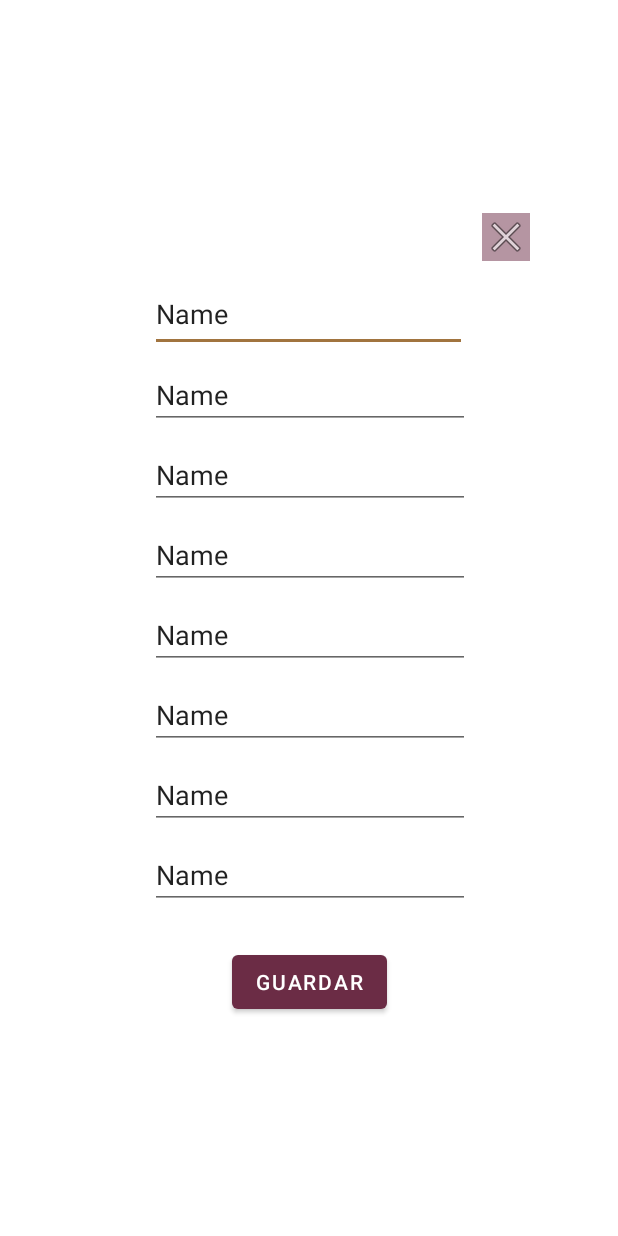
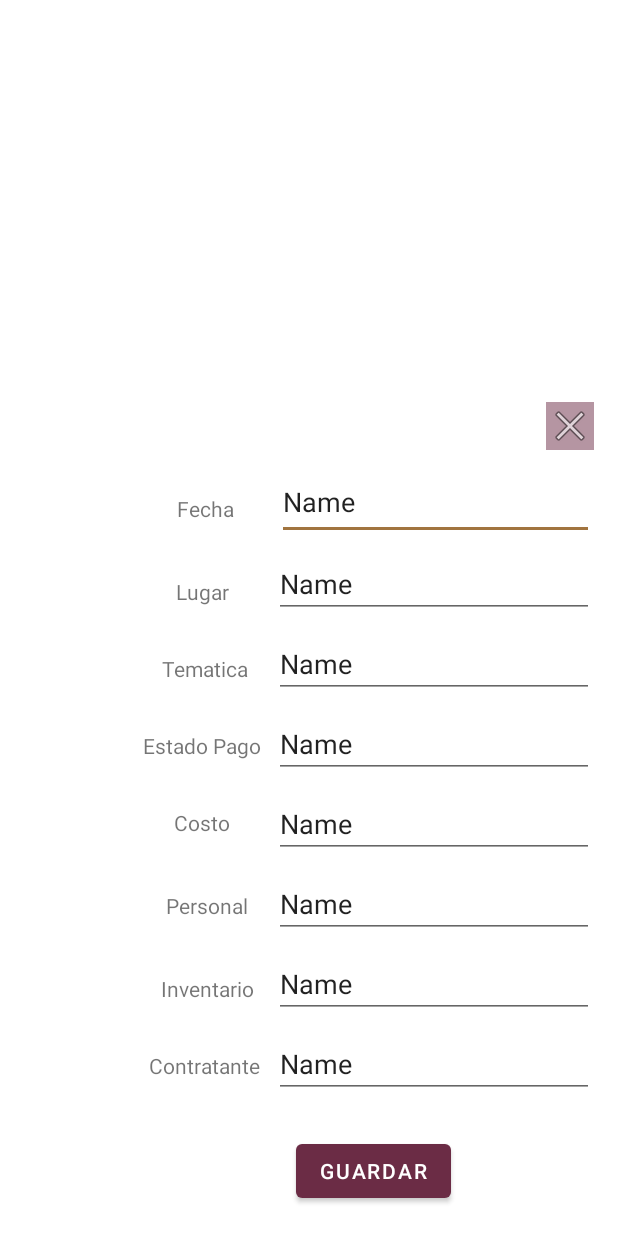
Before and after one commit to david-pi3141/CamellapFinal, an Android app: the layout informacion_evento.xml on its own in the app's theme, with its tools: preview values and no code run, on a phone screen of 412 x 824 dp. Run offline under Robolectric (Android 15) with nearby library versions, the phone set to English and light mode, and no system bars.

Commit message:
Completar el cuadro de dialogo de mostrar evento. Colocar en el cudro de dialogo de crear evento el boton para crear contratante.

```diff
--- a/app/src/main/java/com/example/camellap/ViewModel/Gerente.java
+++ b/app/src/main/java/com/example/camellap/ViewModel/Gerente.java
@@ -30,7 +30,7 @@ public class Gerente {
         this.nombre = nombre;
     }
     //metodos
-    public void nuevoEvento(float costo, String lugar, String tematica, String fecha){
+    public void nuevoEvento(int costo, String lugar, String tematica, String fecha){
         eventos.add(new ClaseEvento(costo,lugar,tematica,fecha));
         Log.d("ActivityMain","Hola");
     }
--- a/app/src/main/java/com/example/camellap/ui/MainActivity.java
+++ b/app/src/main/java/com/example/camellap/ui/MainActivity.java
@@ -42,7 +42,7 @@ public class MainActivity extends AppCompatActivity {
         setContentView(binding.getRoot());
 
         setSupportActionBar(binding.appBarMain.barra);
-        binding.appBarMain.fab.setOnClickListener(new View.OnClickListener() {
+        binding.appBarMain.nuevoevento.setOnClickListener(new View.OnClickListener() {
             @Override
             public void onClick(View view) {
                 Snackbar.make(view, "Crear Evento", Snackbar.LENGTH_LONG)
--- a/app/src/main/java/com/example/camellap/ui/camellap/HomeFragment.java
+++ b/app/src/main/java/com/example/camellap/ui/camellap/HomeFragment.java
@@ -38,7 +38,7 @@ public class HomeFragment extends Fragment {
                 Toast.makeText(contexto.getContext(),fecha,Toast.LENGTH_SHORT).show();
                 for (int i = 0; i<gerente.eventos.size();i++){
                     if(gerente.eventos.get(i).getFecha().equals(fecha)){
-                        new cuadroMostrarEditarEvento(contexto.getContext());
+                        new cuadroMostrarEditarEvento(contexto.getContext(), gerente.eventos.get(i));
                         break;
                     }
                 }
--- a/app/src/main/res/layout/app_bar_main.xml
+++ b/app/src/main/res/layout/app_bar_main.xml
@@ -25,7 +25,7 @@
         layout="@layout/content_main" />
 
     <com.google.android.material.floatingactionbutton.FloatingActionButton
-        android:id="@+id/fab"
+        android:id="@+id/nuevoevento"
         android:layout_width="wrap_content"
         android:layout_height="wrap_content"
         android:layout_gravity="bottom|end"
--- a/app/src/main/res/layout/informacion_evento.xml
+++ b/app/src/main/res/layout/informacion_evento.xml
@@ -10,8 +10,10 @@
         android:layout_height="572dp"
         app:layout_constraintBottom_toBottomOf="parent"
         app:layout_constraintEnd_toEndOf="parent"
+        app:layout_constraintHorizontal_bias="1.0"
         app:layout_constraintStart_toStartOf="parent"
-        app:layout_constraintTop_toTopOf="parent">
+        app:layout_constraintTop_toTopOf="parent"
+        app:layout_constraintVertical_bias="1.0">
 
         <Button
             android:id="@+id/guardar"
@@ -29,99 +31,98 @@
             android:layout_width="211dp"
             android:layout_height="50dp"
             android:layout_marginTop="16dp"
+            android:layout_marginEnd="16dp"
             android:ems="10"
             android:inputType="textPersonName"
             android:text="Name"
             app:layout_constraintBottom_toTopOf="@+id/lugarevento"
             app:layout_constraintEnd_toEndOf="parent"
-            app:layout_constraintHorizontal_bias="0.495"
-            app:layout_constraintStart_toStartOf="parent"
             app:layout_constraintTop_toTopOf="parent"
-            app:layout_constraintVertical_bias="0.879" />
+            app:layout_constraintVertical_bias="0.862" />
 
         <EditText
             android:id="@+id/lugarevento"
             android:layout_width="wrap_content"
             android:layout_height="wrap_content"
+            android:layout_marginEnd="16dp"
             android:layout_marginBottom="8dp"
             android:ems="10"
             android:inputType="textPersonName"
             android:text="Name"
             app:layout_constraintBottom_toTopOf="@+id/tematicaevento"
-            app:layout_constraintEnd_toEndOf="parent"
-            app:layout_constraintStart_toStartOf="parent" />
+            app:layout_constraintEnd_toEndOf="parent" />
 
         <EditText
             android:id="@+id/tematicaevento"
             android:layout_width="wrap_content"
             android:layout_height="wrap_content"
+            android:layout_marginEnd="16dp"
             android:layout_marginBottom="8dp"
             android:ems="10"
             android:inputType="textPersonName"
             android:text="Name"
             app:layout_constraintBottom_toTopOf="@+id/estadopagoevento"
-            app:layout_constraintEnd_toEndOf="parent"
-            app:layout_constraintStart_toStartOf="parent" />
+            app:layout_constraintEnd_toEndOf="parent" />
 
         <EditText
             android:id="@+id/estadopagoevento"
             android:layout_width="wrap_content"
             android:layout_height="wrap_content"
+            android:layout_marginEnd="16dp"
             android:layout_marginBottom="8dp"
             android:ems="10"
             android:inputType="textPersonName"
             android:text="Name"
             app:layout_constraintBottom_toTopOf="@+id/costoevento"
-            app:layout_constraintEnd_toEndOf="parent"
-            app:layout_constraintStart_toStartOf="parent" />
+            app:layout_constraintEnd_toEndOf="parent" />
 
         <EditText
             android:id="@+id/costoevento"
             android:layout_width="wrap_content"
             android:layout_height="wrap_content"
+            android:layout_marginEnd="16dp"
             android:layout_marginBottom="8dp"
             android:ems="10"
             android:inputType="textPersonName"
             android:text="Name"
             app:layout_constraintBottom_toTopOf="@+id/personalevento"
-            app:layout_constraintEnd_toEndOf="parent"
-            app:layout_constraintStart_toStartOf="parent" />
+            app:layout_constraintEnd_toEndOf="parent" />
 
         <EditText
             android:id="@+id/personalevento"
             android:layout_width="wrap_content"
             android:layout_height="wrap_content"
+            android:layout_marginEnd="16dp"
             android:layout_marginBottom="8dp"
             android:ems="10"
             android:inputType="textPersonName"
             android:text="Name"
             app:layout_constraintBottom_toTopOf="@+id/inventarioevento"
-            app:layout_constraintEnd_toEndOf="parent"
-            app:layout_constraintStart_toStartOf="parent" />
+            app:layout_constraintEnd_toEndOf="parent" />
 
         <EditText
             android:id="@+id/inventarioevento"
             android:layout_width="wrap_content"
             android:layout_height="wrap_content"
+            android:layout_marginEnd="16dp"
             android:layout_marginBottom="8dp"
             android:ems="10"
             android:inputType="textPersonName"
             android:text="Name"
             app:layout_constraintBottom_toTopOf="@+id/contratanteevento"
-            app:layout_constraintEnd_toEndOf="parent"
-            app:layout_constraintStart_toStartOf="parent" />
+            app:layout_constraintEnd_toEndOf="parent" />
 
         <EditText
             android:id="@+id/contratanteevento"
             android:layout_width="wrap_content"
             android:layout_height="wrap_content"
+            android:layout_marginEnd="16dp"
             android:layout_marginBottom="92dp"
             android:ems="10"
             android:inputType="textPersonName"
             android:text="Name"
             app:layout_constraintBottom_toBottomOf="parent"
-            app:layout_constraintEnd_toEndOf="parent"
-            app:layout_constraintStart_toStartOf="parent" />
+            app:layout_constraintEnd_toEndOf="parent" />
 
         <ImageButton
             android:id="@+id/salir"
@@ -134,5 +135,92 @@
             app:layout_constraintTop_toTopOf="parent"
             app:srcCompat="@android:drawable/ic_menu_close_clear_cancel" />
 
+        <TextView
+            android:id="@+id/textView2"
+            android:layout_width="wrap_content"
+            android:layout_height="wrap_content"
+            android:text="Fecha"
+            app:layout_constraintBottom_toTopOf="@+id/textView3"
+            app:layout_constraintEnd_toStartOf="@+id/fechaevento"
+            app:layout_constraintHorizontal_bias="0.524"
+            app:layout_constraintStart_toStartOf="parent"
+            app:layout_constraintTop_toTopOf="parent"
+            app:layout_constraintVertical_bias="0.681" />
+
+        <TextView
+            android:id="@+id/textView3"
+            android:layout_width="wrap_content"
+            android:layout_height="wrap_content"
+            android:layout_marginBottom="32dp"
+            android:text="@string/lugar"
+            app:layout_constraintBottom_toTopOf="@+id/textView4"
+            app:layout_constraintEnd_toStartOf="@+id/lugarevento"
+            app:layout_constraintHorizontal_bias="0.507"
+            app:layout_constraintStart_toStartOf="parent" />
+
+        <TextView
+            android:id="@+id/textView4"
+            android:layout_width="wrap_content"
+            android:layout_height="wrap_content"
+            android:layout_marginBottom="32dp"
+            android:text="@string/tematica"
+            app:layout_constraintBottom_toTopOf="@+id/textView5"
+            app:layout_constraintEnd_toStartOf="@+id/tematicaevento"
+            app:layout_constraintHorizontal_bias="0.558"
+            app:layout_constraintStart_toStartOf="parent" />
+
+        <TextView
+            android:id="@+id/textView5"
+            android:layout_width="wrap_content"
+            android:layout_height="wrap_content"
+            android:layout_marginBottom="32dp"
+            android:text="Estado Pago"
+            app:layout_constraintBottom_toTopOf="@+id/textView6"
+            app:layout_constraintEnd_toStartOf="@+id/estadopagoevento"
+            app:layout_constraintStart_toStartOf="parent" />
+
+        <TextView
+            android:id="@+id/textView6"
+            android:layout_width="wrap_content"
+            android:layout_height="wrap_content"
+            android:layout_marginBottom="36dp"
+            android:text="@string/costo"
+            app:layout_constraintBottom_toTopOf="@+id/textView7"
+            app:layout_constraintEnd_toStartOf="@+id/costoevento"
+            app:layout_constraintStart_toStartOf="parent" />
+
+        <TextView
+            android:id="@+id/textView7"
+            android:layout_width="wrap_content"
+            android:layout_height="wrap_content"
+            android:layout_marginBottom="36dp"
+            android:text="Personal"
+            app:layout_constraintBottom_toTopOf="@+id/textView8"
+            app:layout_constraintEnd_toStartOf="@+id/personalevento"
+            app:layout_constraintHorizontal_bias="0.586"
+            app:layout_constraintStart_toStartOf="parent" />
+
+        <TextView
+            android:id="@+id/textView8"
+            android:layout_width="wrap_content"
+            android:layout_height="wrap_content"
+            android:layout_marginBottom="32dp"
+            android:text="@string/menu_inventario"
+            app:layout_constraintBottom_toTopOf="@+id/textView9"
+            app:layout_constraintEnd_toStartOf="@+id/inventarioevento"
+            app:layout_constraintHorizontal_bias="0.615"
+            app:layout_constraintStart_toStartOf="parent" />
+
+        <TextView
+            android:id="@+id/textView9"
+            android:layout_width="wrap_content"
+            android:layout_height="wrap_content"
+            android:layout_marginBottom="104dp"
+            android:text="Contratante"
+            app:layout_constraintBottom_toBottomOf="parent"
+            app:layout_constraintEnd_toStartOf="@+id/contratanteevento"
+            app:layout_constraintHorizontal_bias="0.592"
+            app:layout_constraintStart_toStartOf="parent" />
+
     </androidx.constraintlayout.widget.ConstraintLayout>
 </androidx.constraintlayout.widget.ConstraintLayout>
```
Also changed, not shown: app/src/main/java/com/example/camellap/ViewModel/ClaseEvento.java (+31 -10 lines), app/src/main/java/com/example/camellap/ui/cuadroDialogoNuevoEvento.java (+16 -1 lines), app/src/main/java/com/example/camellap/ui/cuadroMostrarEditarEvento.java (+23 -1 lines), app/src/main/res/layout/nuevo_evento_cuadro.xml (+14 -4 lines).
